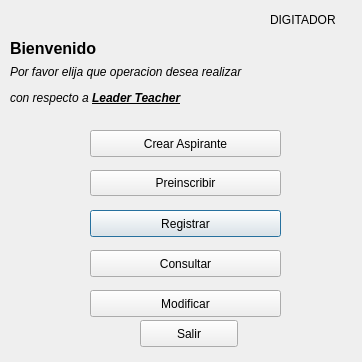
Before: the Qt Designer form SGC/Vista/VistaDigitador.ui in fernandosanchez1128/SGC, drawn with Qt 5.
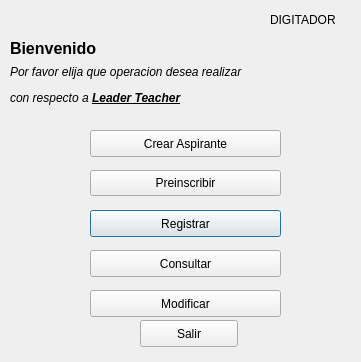
After: the same form once the commit is applied.

What changed in the file:
```diff
--- a/SGC/Vista/VistaDigitador.ui
+++ b/SGC/Vista/VistaDigitador.ui
@@ -6,7 +6,7 @@
    <rect>
     <x>0</x>
     <y>0</y>
-    <width>362</width>
+    <width>361</width>
     <height>362</height>
    </rect>
   </property>
```
Left out of the diff: 7 changed lines with no effect on the pictures.
